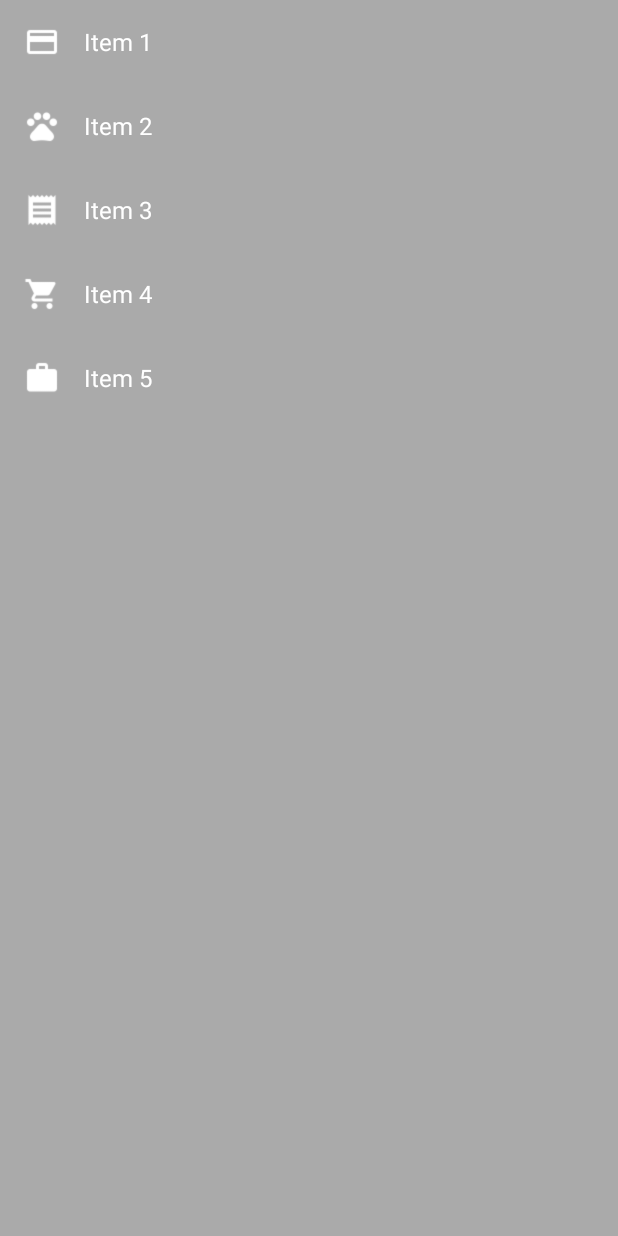
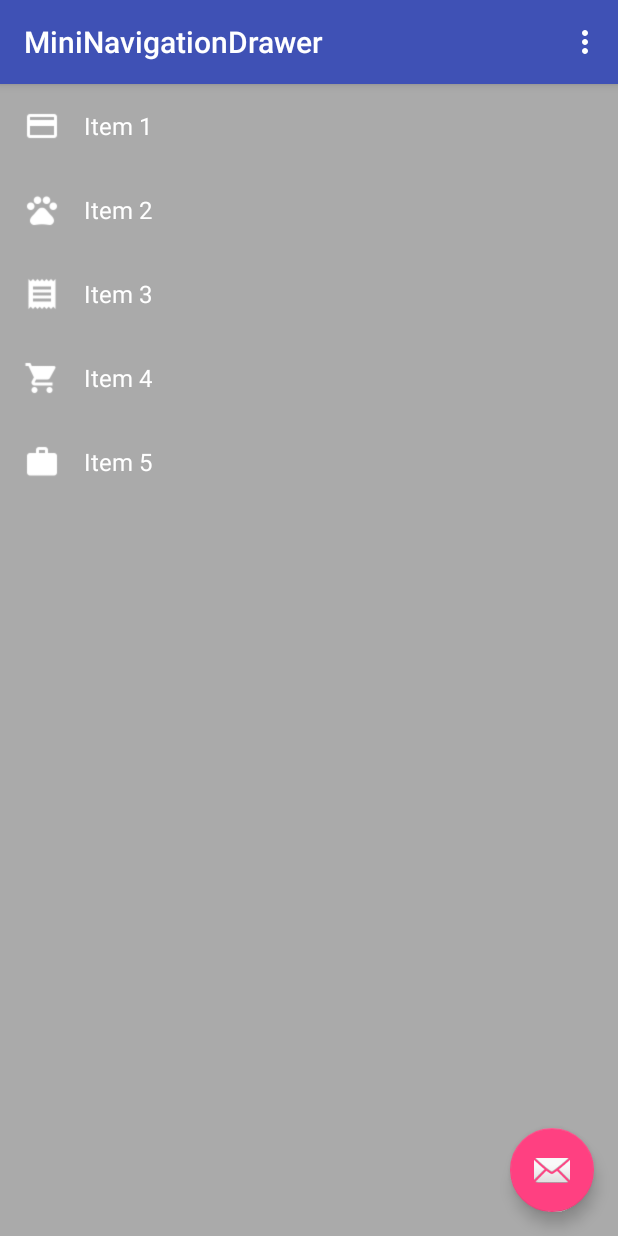
Before and after one commit to nganthony/MiniNavigationDrawer, an Android app: the screen it shows after launch (MainActivity), on a phone screen of 412 x 824 dp. Run offline under Robolectric (Android 15) with nearby library versions, the phone set to English and light mode, and no system bars.

Commit message:
Add toolbar and add layout weight to content main layout

```diff
--- a/app/src/main/java/com/ng/anthony/mininavigationdrawer/MainActivity.java
+++ b/app/src/main/java/com/ng/anthony/mininavigationdrawer/MainActivity.java
@@ -15,6 +15,17 @@ public class MainActivity extends AppCompatActivity {
     protected void onCreate(Bundle savedInstanceState) {
         super.onCreate(savedInstanceState);
         setContentView(R.layout.activity_main);
+        Toolbar toolbar = (Toolbar) findViewById(R.id.toolbar);
+        setSupportActionBar(toolbar);
+
+        FloatingActionButton fab = (FloatingActionButton) findViewById(R.id.fab);
+        fab.setOnClickListener(new View.OnClickListener() {
+            @Override
+            public void onClick(View view) {
+                Snackbar.make(view, "Replace with your own action", Snackbar.LENGTH_LONG)
+                        .setAction("Action", null).show();
+            }
+        });
     }
 
     @Override
--- a/app/src/main/res/layout/activity_main.xml
+++ b/app/src/main/res/layout/activity_main.xml
@@ -6,6 +6,27 @@
     android:layout_height="match_parent" android:fitsSystemWindows="true"
     tools:context=".MainActivity">
 
+    <LinearLayout
+        android:layout_width="match_parent"
+        android:layout_height="match_parent"
+        android:orientation="vertical">
+
+    <android.support.design.widget.AppBarLayout android:layout_height="wrap_content"
+        android:layout_width="match_parent" android:theme="@style/AppTheme.AppBarOverlay">
+
+        <android.support.v7.widget.Toolbar android:id="@+id/toolbar"
+            android:layout_width="match_parent" android:layout_height="?attr/actionBarSize"
+            android:background="?attr/colorPrimary" app:popupTheme="@style/AppTheme.PopupOverlay" />
+
+    </android.support.design.widget.AppBarLayout>
+
     <include layout="@layout/content_main" />
 
+    </LinearLayout>
+
+    <android.support.design.widget.FloatingActionButton android:id="@+id/fab"
+        android:layout_width="wrap_content" android:layout_height="wrap_content"
+        android:layout_gravity="bottom|end" android:layout_margin="@dimen/fab_margin"
+        android:src="@android:drawable/ic_dialog_email" />
+
 </android.support.design.widget.CoordinatorLayout>
--- a/app/src/main/res/layout/content_main.xml
+++ b/app/src/main/res/layout/content_main.xml
@@ -2,7 +2,8 @@
 <android.support.v4.widget.SlidingPaneLayout
     xmlns:android="http://schemas.android.com/apk/res/android"
     android:layout_width="match_parent"
-    android:layout_height="match_parent">
+    android:layout_height="match_parent"
+    android:orientation="horizontal">
 
     <!--Master fragment-->
     <fragment
@@ -16,6 +17,6 @@
     <FrameLayout
         android:layout_width="1000dp"
         android:layout_height="match_parent"
-        android:layout_marginLeft="56dp">
+        android:layout_weight="1">
     </FrameLayout>
 </android.support.v4.widget.SlidingPaneLayout>
```
